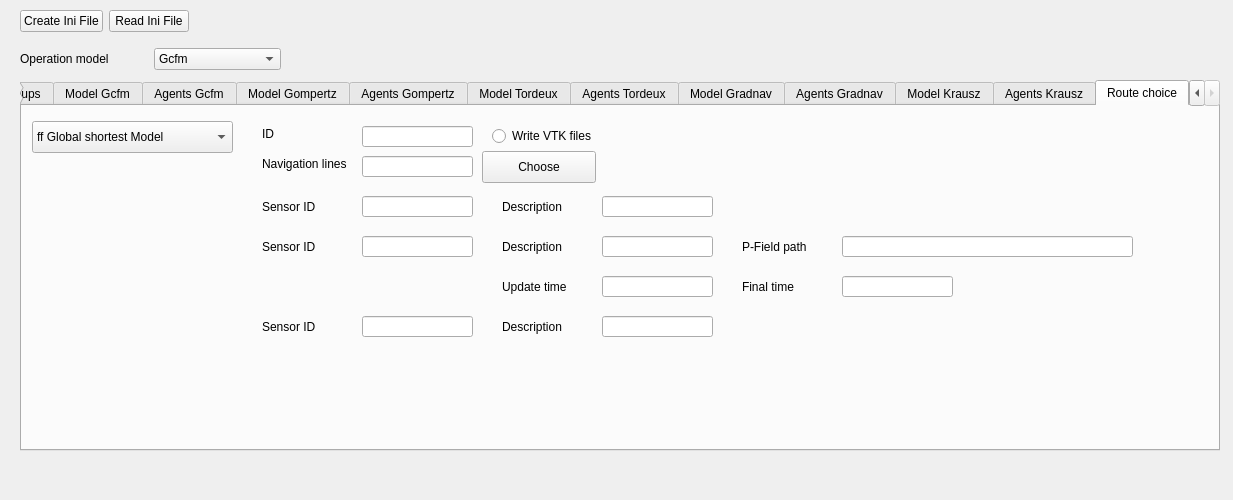
First picture: the form in forms/inifilewidget.ui, repository JuPedSim/jpseditor, before the edit.
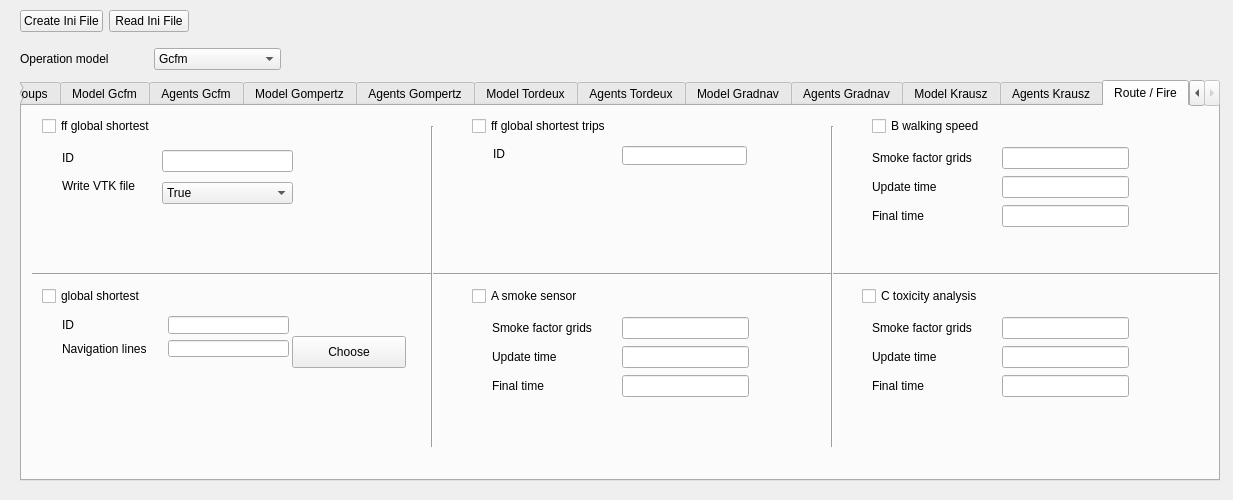
Second picture: the form after the edit. The open tabs and pages were chosen to show the change.

Commit message: Redesign route choice widget layout - #135 Update ini file writer/reader for models

The edit to the form file:
```diff
--- a/forms/inifilewidget.ui
+++ b/forms/inifilewidget.ui
@@ -25,7 +25,7 @@
      <x>20</x>
      <y>80</y>
      <width>1200</width>
-     <height>371</height>
+     <height>401</height>
     </rect>
    </property>
    <property name="toolTip">
@@ -3705,298 +3705,13 @@
    </widget>
    <widget class="QWidget" name="tab_route_choice">
     <attribute name="title">
-     <string>Route choice</string>
+     <string>Route / Fire</string>
     </attribute>
-    <widget class="QLineEdit" name="lineEdit_route_choice_03">
-     <property name="geometry">
-      <rect>
-       <x>340</x>
-       <y>50</y>
-       <width>111</width>
-       <height>21</height>
-      </rect>
-     </property>
-     <property name="text">
-      <string/>
-     </property>
-    </widget>
-    <widget class="QLabel" name="label_route_choice_03">
-     <property name="geometry">
-      <rect>
-       <x>240</x>
-       <y>50</y>
-       <width>97</width>
-       <height>16</height>
-      </rect>
-     </property>
-     <property name="text">
-      <string>Navigation lines</string>
-     </property>
-    </widget>
-    <widget class="QLineEdit" name="lineEdit_route_choice_05">
-     <property name="geometry">
-      <rect>
-       <x>340</x>
-       <y>90</y>
-       <width>111</width>
-       <height>21</height>
-      </rect>
-     </property>
-     <property name="text">
-      <string/>
-     </property>
-    </widget>
-    <widget class="QLabel" name="label_route_choice_05">
-     <property name="geometry">
-      <rect>
-       <x>240</x>
-       <y>90</y>
-       <width>91</width>
-       <height>21</height>
-      </rect>
-     </property>
-     <property name="text">
-      <string>Sensor ID</string>
-     </property>
-    </widget>
-    <widget class="QLineEdit" name="lineEdit_route_choice_06">
-     <property name="geometry">
-      <rect>
-       <x>580</x>
-       <y>90</y>
-       <width>111</width>
-       <height>21</height>
-      </rect>
-     </property>
-     <property name="text">
-      <string/>
-     </property>
-    </widget>
-    <widget class="QLabel" name="label_route_choice_06">
-     <property name="geometry">
-      <rect>
-       <x>480</x>
-       <y>90</y>
-       <width>91</width>
-       <height>21</height>
-      </rect>
-     </property>
-     <property name="text">
-      <string>Description</string>
-     </property>
-    </widget>
-    <widget class="QLineEdit" name="lineEdit_route_choice_08">
-     <property name="geometry">
-      <rect>
-       <x>580</x>
-       <y>130</y>
-       <width>111</width>
-       <height>21</height>
-      </rect>
-     </property>
-     <property name="text">
-      <string/>
-     </property>
-    </widget>
-    <widget class="QLineEdit" name="lineEdit_route_choice_07">
-     <property name="geometry">
-      <rect>
-       <x>340</x>
-       <y>130</y>
-       <width>111</width>
-       <height>21</height>
-      </rect>
-     </property>
-     <property name="text">
-      <string/>
-     </property>
-    </widget>
-    <widget class="QLabel" name="label_route_choice_08">
-     <property name="geometry">
-      <rect>
-       <x>480</x>
-       <y>130</y>
-       <width>91</width>
-       <height>21</height>
-      </rect>
-     </property>
-     <property name="text">
-      <string>Description</string>
-     </property>
-    </widget>
-    <widget class="QLabel" name="label_route_choice_07">
-     <property name="geometry">
-      <rect>
-       <x>240</x>
-       <y>130</y>
-       <width>91</width>
-       <height>21</height>
-      </rect>
-     </property>
-     <property name="text">
-      <string>Sensor ID</string>
-     </property>
-    </widget>
-    <widget class="QLabel" name="label_route_choice_13">
-     <property name="geometry">
-      <rect>
-       <x>480</x>
-       <y>210</y>
-       <width>91</width>
-       <height>21</height>
-      </rect>
-     </property>
-     <property name="text">
-      <string>Description</string>
-     </property>
-    </widget>
-    <widget class="QLineEdit" name="lineEdit_route_choice_12">
-     <property name="geometry">
-      <rect>
-       <x>340</x>
-       <y>210</y>
-       <width>111</width>
-       <height>21</height>
-      </rect>
-     </property>
-     <property name="text">
-      <string/>
-     </property>
-    </widget>
-    <widget class="QLabel" name="label_route_choice_12">
-     <property name="geometry">
-      <rect>
-       <x>240</x>
-       <y>210</y>
-       <width>91</width>
-       <height>21</height>
-      </rect>
-     </property>
-     <property name="text">
-      <string>Sensor ID</string>
-     </property>
-    </widget>
-    <widget class="QLineEdit" name="lineEdit_route_choice_13">
-     <property name="geometry">
-      <rect>
-       <x>580</x>
-       <y>210</y>
-       <width>111</width>
-       <height>21</height>
-      </rect>
-     </property>
-     <property name="text">
-      <string/>
-     </property>
-    </widget>
-    <widget class="QLabel" name="label_route_choice_09">
-     <property name="geometry">
-      <rect>
-       <x>720</x>
-       <y>130</y>
-       <width>91</width>
-       <height>21</height>
-      </rect>
-     </property>
-     <property name="text">
-      <string>P-Field path</string>
-     </property>
-    </widget>
-    <widget class="QLineEdit" name="lineEdit_route_choice_09">
-     <property name="geometry">
-      <rect>
-       <x>820</x>
-       <y>130</y>
-       <width>291</width>
-       <height>21</height>
-      </rect>
-     </property>
-     <property name="text">
-      <string/>
-     </property>
-    </widget>
-    <widget class="QLabel" name="label_route_choice_10">
-     <property name="geometry">
-      <rect>
-       <x>480</x>
-       <y>170</y>
-       <width>91</width>
-       <height>21</height>
-      </rect>
-     </property>
-     <property name="text">
-      <string>Update time</string>
-     </property>
-    </widget>
-    <widget class="QLineEdit" name="lineEdit_route_choice_10">
-     <property name="geometry">
-      <rect>
-       <x>580</x>
-       <y>170</y>
-       <width>111</width>
-       <height>21</height>
-      </rect>
-     </property>
-     <property name="text">
-      <string/>
-     </property>
-    </widget>
-    <widget class="QLabel" name="label_route_choice_11">
-     <property name="geometry">
-      <rect>
-       <x>720</x>
-       <y>170</y>
-       <width>91</width>
-       <height>21</height>
-      </rect>
-     </property>
-     <property name="text">
-      <string>Final time</string>
-     </property>
-    </widget>
-    <widget class="QLineEdit" name="lineEdit_route_choice_11">
-     <property name="geometry">
-      <rect>
-       <x>820</x>
-       <y>170</y>
-       <width>111</width>
-       <height>21</height>
-      </rect>
-     </property>
-     <property name="text">
-      <string/>
-     </property>
-    </widget>
-    <widget class="QComboBox" name="comboBox_Router">
-     <property name="geometry">
-      <rect>
-       <x>10</x>
-       <y>15</y>
-       <width>201</width>
-       <height>32</height>
-      </rect>
-     </property>
-     <item>
-      <property name="text">
-       <string>ff Global shortest Model</string>
-      </property>
-     </item>
-     <item>
-      <property name="text">
-       <string>Global shortest Model</string>
-      </property>
-     </item>
-     <item>
-      <property name="text">
-       <string>cognitive Map</string>
-      </property>
-     </item>
-    </widget>
     <widget class="QPushButton" name="pushButton_Routing">
      <property name="geometry">
       <rect>
-       <x>460</x>
-       <y>45</y>
+       <x>270</x>
+       <y>230</y>
        <width>114</width>
        <height>32</height>
       </rect>
@@ -4005,12 +3720,25 @@
       <string>Choose</string>
      </property>
     </widget>
-    <widget class="QLabel" name="label_5">
+    <widget class="Line" name="line">
      <property name="geometry">
       <rect>
-       <x>240</x>
-       <y>20</y>
-       <width>59</width>
+       <x>10</x>
+       <y>160</y>
+       <width>1200</width>
+       <height>16</height>
+      </rect>
+     </property>
+     <property name="orientation">
+      <enum>Qt::Horizontal</enum>
+     </property>
+    </widget>
+    <widget class="QLabel" name="label_10">
+     <property name="geometry">
+      <rect>
+       <x>471</x>
+       <y>40</y>
+       <width>16</width>
        <height>16</height>
       </rect>
      </property>
@@ -4021,47 +3749,384 @@
     <widget class="QLineEdit" name="lineEdit_ID">
      <property name="geometry">
       <rect>
-       <x>340</x>
+       <x>600</x>
+       <y>40</y>
+       <width>125</width>
+       <height>19</height>
+      </rect>
+     </property>
+    </widget>
+    <widget class="Line" name="line_2">
+     <property name="geometry">
+      <rect>
+       <x>400</x>
        <y>20</y>
-       <width>111</width>
-       <height>21</height>
+       <width>20</width>
+       <height>321</height>
       </rect>
      </property>
+     <property name="orientation">
+      <enum>Qt::Vertical</enum>
+     </property>
     </widget>
-    <widget class="QRadioButton" name="radioButton_VTK">
+    <widget class="Line" name="line_3">
+     <property name="geometry">
+      <rect>
+       <x>800</x>
+       <y>20</y>
+       <width>20</width>
+       <height>321</height>
+      </rect>
+     </property>
+     <property name="orientation">
+      <enum>Qt::Vertical</enum>
+     </property>
+    </widget>
+    <widget class="QCheckBox" name="checkBox_ff">
+     <property name="geometry">
+      <rect>
+       <x>20</x>
+       <y>10</y>
+       <width>141</width>
+       <height>20</height>
+      </rect>
+     </property>
+     <property name="text">
+      <string>ff global shortest</string>
+     </property>
+    </widget>
+    <widget class="QCheckBox" name="checkBox_global">
+     <property name="geometry">
+      <rect>
+       <x>20</x>
+       <y>180</y>
+       <width>121</width>
+       <height>20</height>
+      </rect>
+     </property>
+     <property name="text">
+      <string>global shortest</string>
+     </property>
+    </widget>
+    <widget class="QCheckBox" name="checkBox_trips">
+     <property name="geometry">
+      <rect>
+       <x>450</x>
+       <y>10</y>
+       <width>181</width>
+       <height>20</height>
+      </rect>
+     </property>
+     <property name="text">
+      <string>ff global shortest trips</string>
+     </property>
+    </widget>
+    <widget class="QCheckBox" name="checkBox_A">
+     <property name="geometry">
+      <rect>
+       <x>450</x>
+       <y>180</y>
+       <width>131</width>
+       <height>20</height>
+      </rect>
+     </property>
+     <property name="text">
+      <string>A smoke sensor</string>
+     </property>
+    </widget>
+    <widget class="QCheckBox" name="checkBox_B">
+     <property name="geometry">
+      <rect>
+       <x>850</x>
+       <y>10</y>
+       <width>131</width>
+       <height>20</height>
+      </rect>
+     </property>
+     <property name="text">
+      <string>B walking speed</string>
+     </property>
+    </widget>
+    <widget class="QWidget" name="layoutWidget_2">
+     <property name="geometry">
+      <rect>
+       <x>980</x>
+       <y>40</y>
+       <width>127</width>
+       <height>85</height>
+      </rect>
+     </property>
+     <layout class="QVBoxLayout" name="verticalLayout_21">
+      <item>
+       <widget class="QLineEdit" name="lineEdit_B_grids"/>
+      </item>
+      <item>
+       <widget class="QLineEdit" name="lineEdit_B_update"/>
+      </item>
+      <item>
+       <widget class="QLineEdit" name="lineEdit_B_final"/>
+      </item>
+     </layout>
+    </widget>
+    <widget class="QWidget" name="layoutWidget_3">
+     <property name="geometry">
+      <rect>
+       <x>850</x>
+       <y>40</y>
+       <width>131</width>
+       <height>81</height>
+      </rect>
+     </property>
+     <layout class="QVBoxLayout" name="verticalLayout_22">
+      <item>
+       <widget class="QLabel" name="label_12">
+        <property name="text">
+         <string>Smoke factor grids</string>
+        </property>
+       </widget>
+      </item>
+      <item>
+       <widget class="QLabel" name="label_13">
+        <property name="text">
+         <string>Update time</string>
+        </property>
+       </widget>
+      </item>
+      <item>
+       <widget class="QLabel" name="label_14">
+        <property name="text">
+         <string>Final time</string>
+        </property>
+       </widget>
+      </item>
+     </layout>
+    </widget>
+    <widget class="QCheckBox" name="checkBox_C">
+     <property name="geometry">
+      <rect>
+       <x>840</x>
+       <y>180</y>
+       <width>141</width>
+       <height>20</height>
+      </rect>
+     </property>
+     <property name="text">
+      <string>C toxicity analysis</string>
+     </property>
+    </widget>
+    <widget class="QWidget" name="layoutWidget_4">
+     <property name="geometry">
+      <rect>
+       <x>850</x>
+       <y>210</y>
+       <width>131</width>
+       <height>81</height>
+      </rect>
+     </property>
+     <layout class="QVBoxLayout" name="verticalLayout_23">
+      <item>
+       <widget class="QLabel" name="label_15">
+        <property name="text">
+         <string>Smoke factor grids</string>
+        </property>
+       </widget>
+      </item>
+      <item>
+       <widget class="QLabel" name="label_16">
+        <property name="text">
+         <string>Update time</string>
+        </property>
+       </widget>
+      </item>
+      <item>
+       <widget class="QLabel" name="label_17">
+        <property name="text">
+         <string>Final time</string>
+        </property>
+       </widget>
+      </item>
+     </layout>
+    </widget>
+    <widget class="QWidget" name="layoutWidget_5">
+     <property name="geometry">
+      <rect>
+       <x>980</x>
+       <y>210</y>
+       <width>127</width>
+       <height>85</height>
+      </rect>
+     </property>
+     <layout class="QVBoxLayout" name="verticalLayout_24">
+      <item>
+       <widget class="QLineEdit" name="lineEdit_C_grids"/>
+      </item>
+      <item>
+       <widget class="QLineEdit" name="lineEdit_C_update"/>
+      </item>
+      <item>
+       <widget class="QLineEdit" name="lineEdit_C_final"/>
+      </item>
+     </layout>
+    </widget>
+    <widget class="QWidget" name="">
+     <property name="geometry">
+      <rect>
+       <x>40</x>
+       <y>40</y>
+       <width>86</width>
+       <height>51</height>
+      </rect>
+     </property>
+     <layout class="QVBoxLayout" name="verticalLayout_15">
+      <item>
+       <widget class="QLabel" name="label_5">
+        <property name="text">
+         <string>ID</string>
+        </property>
+       </widget>
+      </item>
+      <item>
+       <widget class="QLabel" name="label_6">
+        <property name="text">
+         <string>Write VTK file</string>
+        </property>
+       </widget>
+      </item>
+     </layout>
+    </widget>
+    <widget class="QWidget" name="">
+     <property name="geometry">
+      <rect>
+       <x>140</x>
+       <y>40</y>
+       <width>131</width>
+       <height>62</height>
+      </rect>
+     </property>
+     <layout class="QVBoxLayout" name="verticalLayout_16">
+      <item>
+       <widget class="QLineEdit" name="lineEdit_ff_global_ID"/>
+      </item>
+      <item>
+       <widget class="QComboBox" name="comboBox_ff_global">
+        <item>
+         <property name="text">
+          <string>True</string>
+         </property>
+        </item>
+        <item>
+         <property name="text">
+          <string>False</string>
+         </property>
+        </item>
+       </widget>
+      </item>
+     </layout>
+    </widget>
+    <widget class="QWidget" name="">
+     <property name="geometry">
+      <rect>
+       <x>40</x>
+       <y>210</y>
+       <width>99</width>
+       <height>41</height>
+      </rect>
+     </property>
+     <layout class="QVBoxLayout" name="verticalLayout_17">
+      <item>
+       <widget class="QLabel" name="label_8">
+        <property name="text">
+         <string>ID</string>
+        </property>
+       </widget>
+      </item>
+      <item>
+       <widget class="QLabel" name="label_route_choice_03">
+        <property name="text">
+         <string>Navigation lines</string>
+        </property>
+       </widget>
+      </item>
+     </layout>
+    </widget>
+    <widget class="QWidget" name="">
+     <property name="geometry">
+      <rect>
+       <x>146</x>
+       <y>210</y>
+       <width>121</width>
+       <height>41</height>
+      </rect>
+     </property>
+     <layout class="QVBoxLayout" name="verticalLayout_18">
+      <item>
+       <widget class="QLineEdit" name="lineEdit_global_ID"/>
+      </item>
+      <item>
+       <widget class="QLineEdit" name="lineEdit_global_navi">
+        <property name="text">
+         <string/>
+        </property>
+       </widget>
+      </item>
+     </layout>
+    </widget>
+    <widget class="QWidget" name="">
      <property name="geometry">
       <rect>
        <x>470</x>
-       <y>20</y>
-       <width>121</width>
-       <height>20</height>
+       <y>210</y>
+       <width>131</width>
+       <height>81</height>
       </rect>
      </property>
-     <property name="text">
-      <string>Write VTK files</string>
+     <layout class="QVBoxLayout" name="verticalLayout_19">
+      <item>
+       <widget class="QLabel" name="label_7">
+        <property name="text">
+         <string>Smoke factor grids</string>
+        </property>
+       </widget>
+      </item>
+      <item>
+       <widget class="QLabel" name="label_9">
+        <property name="text">
+         <string>Update time</string>
+        </property>
+       </widget>
+      </item>
+      <item>
+       <widget class="QLabel" name="label_11">
+        <property name="text">
+         <string>Final time</string>
+        </property>
+       </widget>
+      </item>
+     </layout>
+    </widget>
+    <widget class="QWidget" name="">
+     <property name="geometry">
+      <rect>
+       <x>600</x>
+       <y>210</y>
+       <width>127</width>
+       <height>85</height>
+      </rect>
      </property>
+     <layout class="QVBoxLayout" name="verticalLayout_20">
+      <item>
+       <widget class="QLineEdit" name="lineEdit_A_grids"/>
+      </item>
+      <item>
+       <widget class="QLineEdit" name="lineEdit_A_update"/>
+      </item>
+      <item>
+       <widget class="QLineEdit" name="lineEdit_A_final"/>
+      </item>
+     </layout>
     </widget>
    </widget>
   </widget>
-  <widget class="QLabel" name="label_warning">
-   <property name="geometry">
-    <rect>
-     <x>40</x>
-     <y>450</y>
-     <width>571</width>
-     <height>21</height>
-    </rect>
-   </property>
-   <property name="font">
-    <font>
-     <weight>75</weight>
-     <bold>true</bold>
-    </font>
-   </property>
-   <property name="text">
-    <string/>
-   </property>
-  </widget>
   <widget class="QWidget" name="layoutWidget">
    <property name="geometry">
     <rect>
```
Left out of the diff: 641 changed lines with no effect on the pictures. The commit also changes 2 other files.
